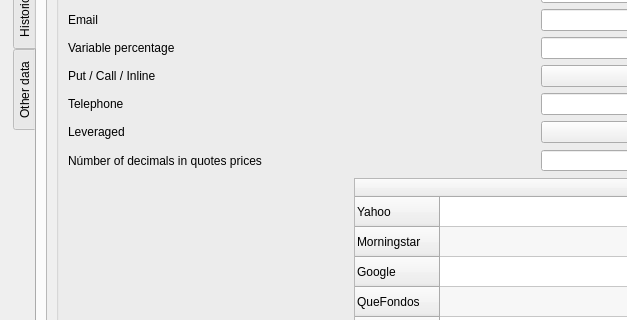
The window that xulpymoney/ui/frmProductReport.ui (turulomio/xulpymoney) describes before a commit, drawn with Qt 5; both pictures show x 0 to 627 and y 301 to 621 of the 1052 by 974 pixel window.
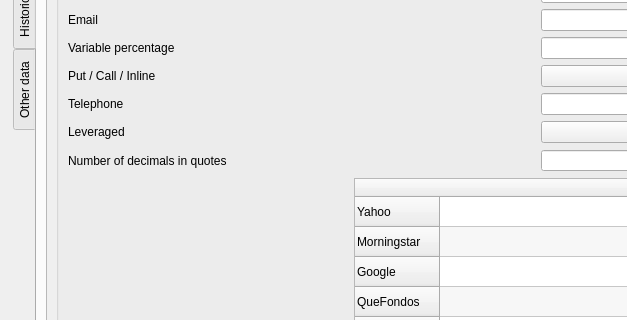
The same window after the commit. Icons and pictures are not drawn. Custom widgets are drawn as their Qt base class.

The edit to the form file:
```diff
--- a/xulpymoney/ui/frmProductReport.ui
+++ b/xulpymoney/ui/frmProductReport.ui
@@ -79,8 +79,8 @@
                <rect>
                 <x>0</x>
                 <y>0</y>
-                <width>963</width>
-                <height>942</height>
+                <width>973</width>
+                <height>895</height>
                </rect>
               </property>
               <layout class="QHBoxLayout" name="horizontalLayout_31">
@@ -438,7 +438,7 @@
                       <item>
                        <widget class="QLabel" name="label_7">
                         <property name="text">
-                         <string>Númber of decimals in quotes prices</string>
+                         <string>Number of decimals in quotes</string>
                         </property>
                        </widget>
                       </item>
```
